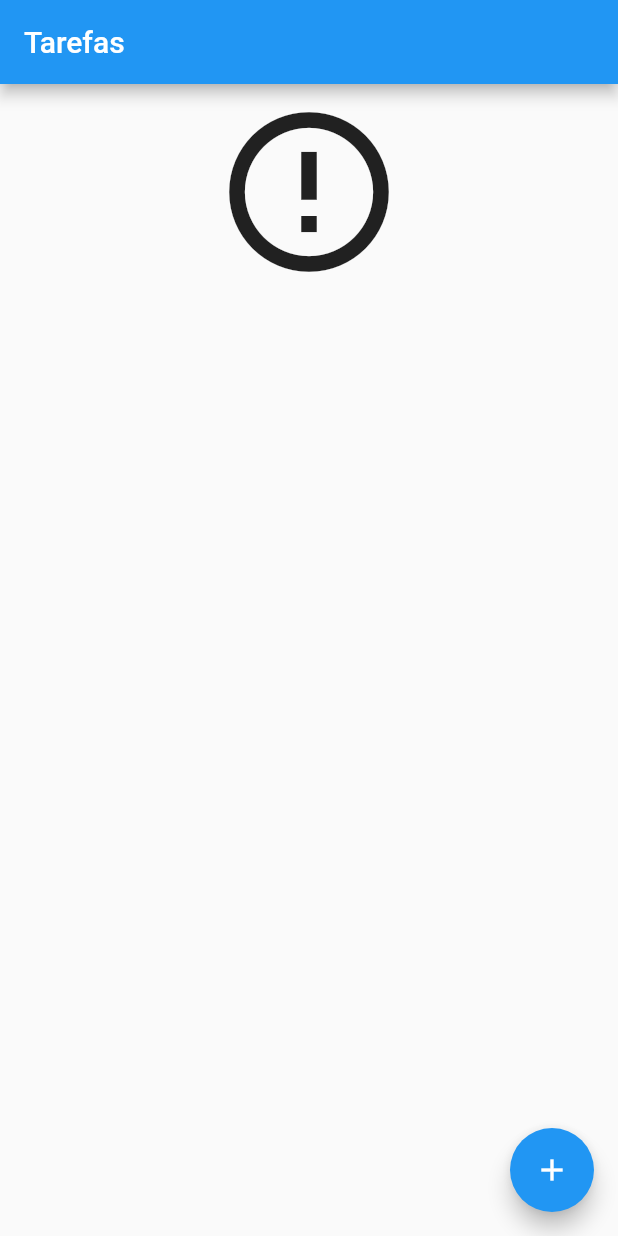
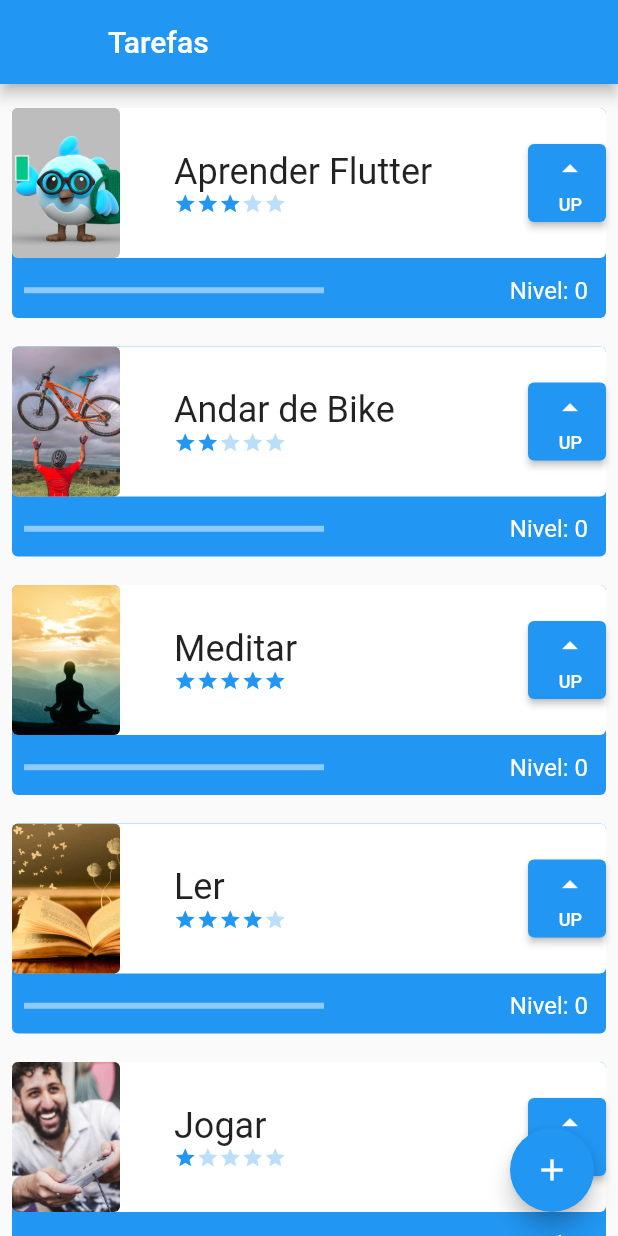
Before and after one commit to Gustavo-N5/Gerenciador-de-tarefas, a Flutter app: the screen it shows after launch, on a phone screen of 412 x 824 dp. Run offline on Flutter 3.47's test engine with Material 2 defaults, Android fonts, the phone set to English and light mode, and no system bars; our stand-ins replace sqflite; accounts and stored records are empty.

Commit message:
Atualizando Projeto

```diff
--- /dev/null
+++ b/lib/components/difficulty.dart
@@ -0,0 +1,45 @@
+
+import 'package:flutter/material.dart';
+
+class Difficulty extends StatelessWidget {
+
+  final int dificultyLevel;
+
+  const Difficulty({
+    required this.dificultyLevel,
+    Key? key,
+  }) : super(key: key);
+
+  @override
+  Widget build(BuildContext context) {
+    return Row(
+      children: [
+        Icon(
+          Icons.star,
+          size: 15,
+          color: (dificultyLevel >= 1) ? Colors.blue : Colors.blue[100],
+        ),
+        Icon(
+          Icons.star,
+          size: 15,
+          color: (dificultyLevel >= 2) ? Colors.blue : Colors.blue[100],
+        ),
+        Icon(
+          Icons.star,
+          size: 15,
+          color: (dificultyLevel >= 3) ? Colors.blue : Colors.blue[100],
+        ),
+        Icon(
+          Icons.star,
+          size: 15,
+          color: (dificultyLevel >= 4) ? Colors.blue : Colors.blue[100],
+        ),
+        Icon(
+          Icons.star,
+          size: 15,
+          color: (dificultyLevel >= 5) ? Colors.blue : Colors.blue[100],
+        ),
+      ],
+    );
+  }
+}
--- a/lib/Components/task.dart
+++ b/lib/components/task.dart
@@ -1,34 +1,30 @@
 import 'package:flutter/material.dart';
-import 'package:projeto_alura/Components/star.dart';
+
+import 'difficulty.dart';
 
 class Task extends StatefulWidget {
   final String nome;
   final String foto;
   final int dificuldade;
-  Task({
-    super.key,
-    required this.nome,
-    required this.foto,
-    required this.dificuldade,
-  });
-  int _nivel = 0;
+  int nivel;
+  Task(
+    this.nome,
+    this.foto,
+    this.dificuldade, [
+    this.nivel = 0,
+    Key? key,
+  ]) : super(key: key);
 
   @override
   State<Task> createState() => _TaskState();
 }
 
 class _TaskState extends State<Task> {
-  bool assetsOrNetwork() {
+  bool assetOrNetwork() {
     if (widget.foto.contains('http')) {
       return false;
     }
     return true;
-  }
-
-  void _aumentaNivel() {
-    setState(() {
-      widget._nivel++;
-    });
   }
 
   @override
@@ -39,9 +35,7 @@ class _TaskState extends State<Task> {
         children: [
           Container(
             decoration: BoxDecoration(
-              borderRadius: BorderRadius.circular(4),
-              color: Colors.blue,
-            ),
+                borderRadius: BorderRadius.circular(4), color: Colors.blue),
             height: 140,
           ),
           Column(
@@ -60,11 +54,11 @@ class _TaskState extends State<Task> {
                         borderRadius: BorderRadius.circular(4),
                         color: Colors.black26,
                       ),
+                      width: 72,
                       height: 100,
-                      width: 72,
                       child: ClipRRect(
                         borderRadius: BorderRadius.circular(4),
-                        child: assetsOrNetwork()
+                        child: assetOrNetwork()
                             ? Image.asset(
                                 widget.foto,
                                 fit: BoxFit.cover,
@@ -83,18 +77,27 @@ class _TaskState extends State<Task> {
                             width: 200,
                             child: Text(
                               widget.nome,
-                            style: const TextStyle(fontSize: 20),
+                              style: const TextStyle(
+                                fontSize: 24,
                                 overflow: TextOverflow.ellipsis,
                               ),
+                            )),
+                        Difficulty(
+                          dificultyLevel: widget.dificuldade,
                         ),
-                        Star(dificulty: widget.dificuldade),
                       ],
                     ),
                     SizedBox(
                       height: 52,
                       width: 52,
                       child: ElevatedButton(
-                        onPressed: () => _aumentaNivel(),
+                          onPressed: () {
+                            print(widget.nivel);
+                            setState(() {
+                              widget.nivel++;
+                            });
+                            // print(nivel);
+                          },
                           child: Column(
                             mainAxisAlignment: MainAxisAlignment.spaceEvenly,
                             crossAxisAlignment: CrossAxisAlignment.end,
@@ -103,11 +106,10 @@ class _TaskState extends State<Task> {
                               Text(
                                 'UP',
                                 style: TextStyle(fontSize: 12),
-                            ),
+                              )
                             ],
-                        ),
-                      ),
-                    ),
+                          )),
+                    )
                   ],
                 ),
               ),
@@ -115,26 +117,24 @@ class _TaskState extends State<Task> {
                 mainAxisAlignment: MainAxisAlignment.spaceBetween,
                 children: [
                   Padding(
-                    padding: const EdgeInsets.all(8.0),
+                    padding: const EdgeInsets.all(8),
                     child: SizedBox(
-                      width: 200,
                       child: LinearProgressIndicator(
                         color: Colors.white,
                         value: (widget.dificuldade > 0)
-                            ? (widget._nivel / widget.dificuldade) / 10
+                            ? (widget.nivel / widget.dificuldade) / 10
                             : 1,
                       ),
+                      width: 200,
                     ),
                   ),
                   Padding(
-                    padding: const EdgeInsets.all(8.0),
+                    padding: const EdgeInsets.all(12),
                     child: Text(
-                      'Nivel: ${widget._nivel}',
-                      style: const TextStyle(
-                        color: Colors.white,
+                      'Nivel: ${widget.nivel}',
+                      style: const TextStyle(color: Colors.white, fontSize: 16),
                     ),
-                    ),
-                  ),
+                  )
                 ],
               ),
             ],
--- a/lib/data/databasse.dart
+++ b/lib/data/database.dart
@@ -1,6 +1,6 @@
+import 'package:projeto_alura/data/task_dao.dart';
+import 'package:sqflite/sqflite.dart';
 import 'package:path/path.dart';
-import 'package:sqflite/sqflite.dart';
-import 'package:projeto_alura/data/task_dao.dart';
 
 Future<Database> getDatabase() async {
   final String path = join(await getDatabasesPath(), 'task.db');
--- a/lib/data/task_dao.dart
+++ b/lib/data/task_dao.dart
@@ -1,7 +1,7 @@
 import 'package:sqflite/sqflite.dart';
 
-import '../Components/task.dart';
-import 'databasse.dart';
+import '../components/task.dart';
+import 'database.dart';
 
 class TaskDao {
   static const String tableSql = 'CREATE TABLE $_tablename('
@@ -57,9 +57,9 @@ class TaskDao {
     final List<Task> tarefas = [];
     for (Map<String, dynamic> linha in mapaDeTarefas) {
       final Task tarefa = Task(
-        nome: linha[_name],
-        foto: linha[_image],
-        dificuldade: linha[_difficulty],
+        linha[_name],
+        linha[_image],
+        linha[_difficulty],
       );
       tarefas.add(tarefa);
     }
--- a/lib/data/task_inherited.dart
+++ b/lib/data/task_inherited.dart
@@ -1,27 +1,30 @@
 import 'package:flutter/material.dart';
-import 'package:projeto_alura/Components/task.dart';
+
+import '../components/task.dart';
 
 class TaskInherited extends InheritedWidget {
-  TaskInherited({super.key, required this.child}) : super(child: child);
+  TaskInherited({
+    Key? key,
+    required Widget child,
+  }) : super(key: key, child: child);
 
-  final Widget child;
   final List<Task> taskList = [
-    Task(
-        nome: 'Aprender Flutter',
-        foto: 'assets/images/dash.png',
-        dificuldade: 2),
-    Task(
-        nome: 'Andar de Bike', foto: 'assets/images/bike.webp', dificuldade: 3),
-    Task(nome: 'Meditar', foto: 'assets/images/meditar.jpeg', dificuldade: 4),
-    Task(nome: 'Ler', foto: 'assets/images/livro.jpg', dificuldade: 5),
-    Task(nome: 'Jogar', foto: 'assets/images/jogar.jpg', dificuldade: 1),
+    Task('Aprender Flutter', 'assets/images/dash.png', 3),
+    Task('Andar de Bike', 'assets/images/bike.webp', 2),
+    Task('Meditar', 'assets/images/meditar.jpeg', 5),
+    Task('Ler', 'assets/images/livro.jpg', 4),
+    Task('Jogar', 'assets/images/jogar.jpg', 1),
   ];
-  void newTask(String name, String foto, int dificulty) {
-    taskList.add(Task(nome: name, foto: foto, dificuldade: dificulty));
+
+  void newTask(String name, String photo, int difficulty) {
+    taskList.add(Task(name, photo, difficulty));
   }
 
-  static TaskInherited? of(BuildContext context) {
-    return context.dependOnInheritedWidgetOfExactType<TaskInherited>();
+  static TaskInherited of(BuildContext context) {
+    final TaskInherited? result =
+        context.dependOnInheritedWidgetOfExactType<TaskInherited>();
+    assert(result != null, 'No TaskInherited found in context');
+    return result!;
   }
 
   @override
--- a/lib/main.dart
+++ b/lib/main.dart
@@ -1,8 +1,6 @@
 import 'package:flutter/material.dart';
 import 'package:projeto_alura/data/task_inherited.dart';
-
-// import 'package:projeto_alura/pages/forms_screen.dart';
-import 'package:projeto_alura/pages/initial_screen.dart';
+import 'package:projeto_alura/screens/initial_screen.dart';
 
 void main() {
   runApp(const MyApp());
--- a/lib/pages/initial_screen.dart
+++ /dev/null
@@ -1,102 +0,0 @@
-import 'package:flutter/material.dart';
-import 'package:projeto_alura/Components/task.dart';
-import 'package:projeto_alura/data/task_dao.dart';
-
-import 'package:projeto_alura/pages/forms_screen.dart';
-
-import '../data/task_inherited.dart';
-
-class InitialScreen extends StatefulWidget {
-  const InitialScreen({super.key});
-
-  @override
-  State<InitialScreen> createState() => _InitialScreenState();
-}
-
-class _InitialScreenState extends State<InitialScreen> {
-  @override
-  Widget build(BuildContext context) {
-    return Scaffold(
-      appBar: AppBar(
-        title: const Text('Tarefas'),
-      ),
-      body: Padding(
-        padding: const EdgeInsets.only(top: 8, bottom: 70),
-        child: FutureBuilder(
-          future: TaskDao().findAll(),
-          builder: (context, snapshot) {
-            List<Task>? items = snapshot.data;
-            switch (snapshot.connectionState) {
-              case ConnectionState.none:
-                return Center(
-                  child: Column(
-                    children: const [
-                      CircularProgressIndicator(),
-                      Text('Carregando'),
-                    ],
-                  ),
-                );
-
-              case ConnectionState.waiting:
-                return Center(
-                  child: Column(
-                    children: const [
-                      CircularProgressIndicator(),
-                      Text('Carregando'),
-                    ],
-                  ),
-                );
-
-              case ConnectionState.active:
-                return Center(
-                  child: Column(
-                    children: const [
-                      CircularProgressIndicator(),
-                      Text('Carregando'),
-                    ],
-                  ),
-                );
-
-              case ConnectionState.done:
-                if (snapshot.hasData && items != null) {
-                  if (items.isNotEmpty) {
-                    return ListView.builder(
-                      itemCount: items.length,
-                      itemBuilder: (context, index) {
-                        final Task tarefa = items[index];
-                        return tarefa;
-                      },
-                    );
-                  }
-                  return Center(
-                    child: Column(children: const [
-                      Icon(
-                        Icons.error_outline,
-                        size: 128,
-                      ),
-                      Text('')
-                    ]),
-                  );
-                }
-                const Text('Erro ao carregar tarefas');
-                break;
-            }
-            return const Text('Erro desconhecido');
-          },
-        ),
-      ),
-      floatingActionButton: FloatingActionButton(
-        onPressed: () {
-          Navigator.push(
-              context,
-              MaterialPageRoute(
-                builder: (contextNew) => FormScreen(
-                  taskContext: context,
-                ),
-              ));
-        },
-        child: const Icon(Icons.add),
-      ),
-    );
-  }
-}
--- /dev/null
+++ b/lib/screens/initial_screen.dart
@@ -0,0 +1,40 @@
+import 'package:flutter/material.dart';
+
+import '../data/task_inherited.dart';
+import 'form_screen.dart';
+
+class InitialScreen extends StatefulWidget {
+  const InitialScreen({Key? key}) : super(key: key);
+
+  @override
+  State<InitialScreen> createState() => _InitialScreenState();
+}
+
+class _InitialScreenState extends State<InitialScreen> {
+  @override
+  Widget build(BuildContext context) {
+    return Scaffold(
+      appBar: AppBar(
+        leading: Container(),
+        title: const Text('Tarefas'),
+      ),
+      body: ListView(
+        children: TaskInherited.of(context).taskList,
+        padding: EdgeInsets.only(top: 8, bottom: 70),
+      ),
+      floatingActionButton: FloatingActionButton(
+        onPressed: () {
+          Navigator.push(
+            context,
+            MaterialPageRoute(
+              builder: (contextNew) => FormScreen(
+                taskContext: context,
+              ),
+            ),
+          );
+        },
+        child: const Icon(Icons.add),
+      ),
+    );
+  }
+}
```
Also changed, not shown: lib/Components/star.dart (deleted, +0 -24 lines), lib/screens/form_screen.dart (renamed from lib/pages/forms_screen.dart, +17 -13 lines). Lines whose indentation alone changed are shown as unchanged.
